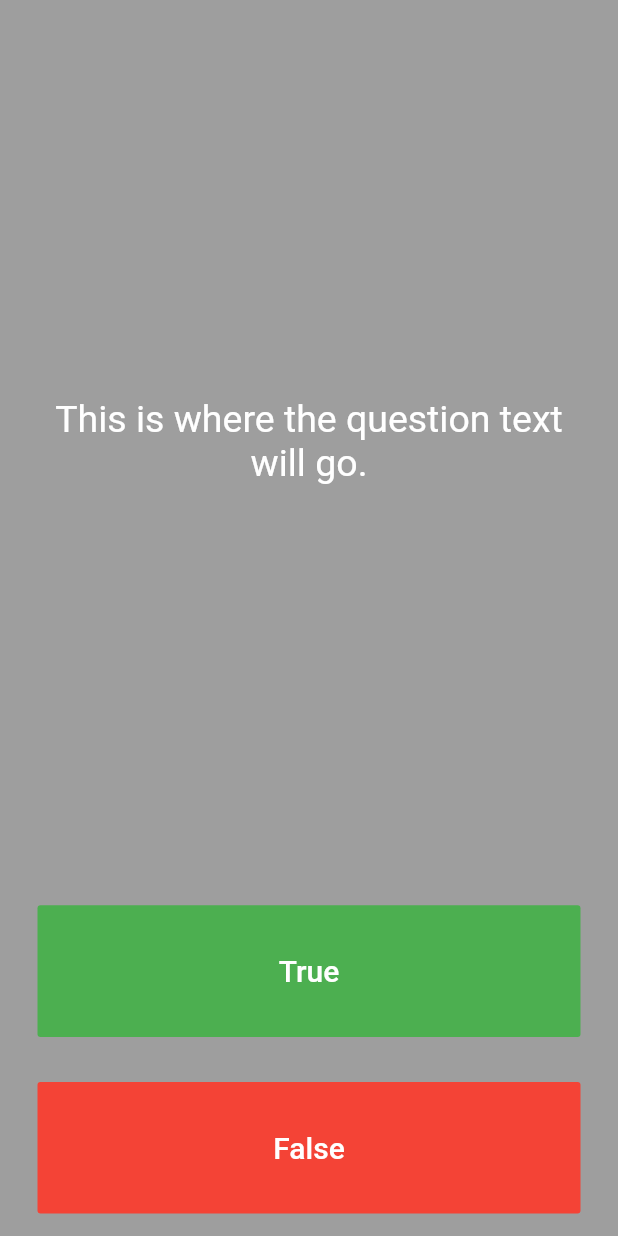
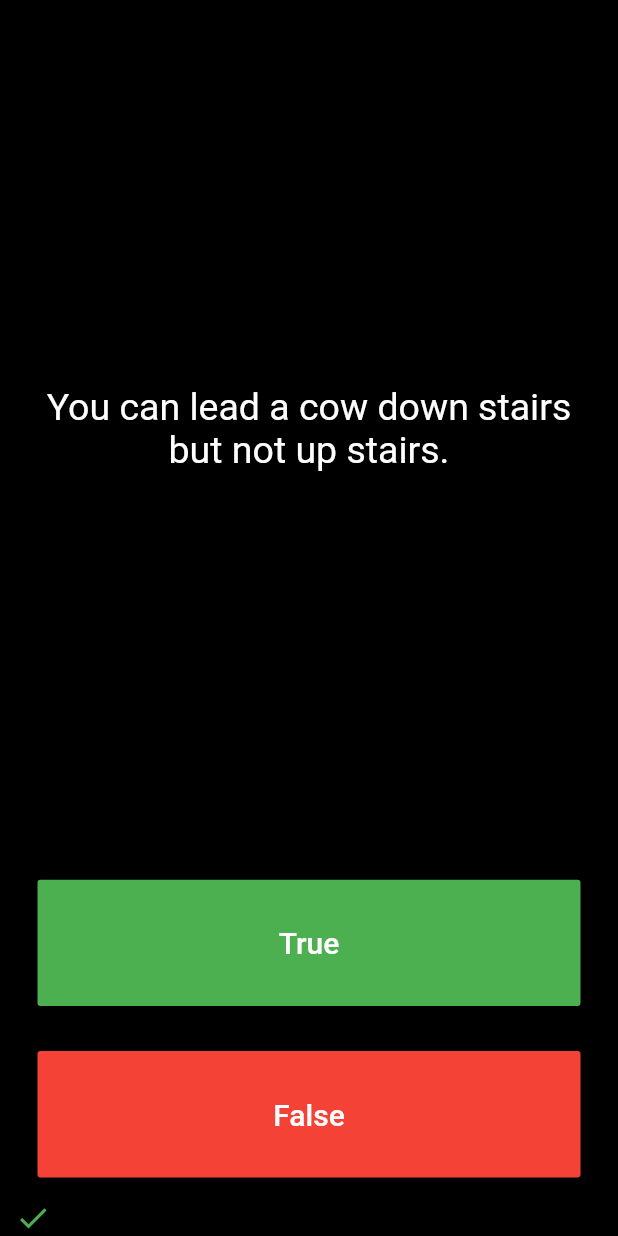
Before and after one commit to RahetulAsquin/quizzler, a Flutter app: the screen it shows after launch, after a tap on "True", on a phone screen of 412 x 824 dp. Run offline on Flutter 3.47's test engine with Material 2 defaults, Android fonts, the phone set to English and light mode, and no system bars; our stand-ins replace rflutter_alert.

Commit message:
complete code

```diff
--- a/lib/main.dart
+++ b/lib/main.dart
@@ -1,4 +1,9 @@
 import 'package:flutter/material.dart';
+import 'question.dart';
+import 'quiz_brain.dart';
+import 'package:rflutter_alert/rflutter_alert.dart';
+
+QuizBrain quizBrain = QuizBrain();
 
 void main() => runApp(Quizzler());
 
@@ -6,8 +11,9 @@ class Quizzler extends StatelessWidget {
   @override
   Widget build(BuildContext context) {
     return MaterialApp(
+      debugShowCheckedModeBanner: false,
       home: Scaffold(
-        backgroundColor: Colors.grey,
+        backgroundColor: Colors.black,
         body: SafeArea(
           child: Padding(
             padding: EdgeInsets.symmetric(horizontal: 10.0),
@@ -25,6 +31,55 @@ class QuizPage extends StatefulWidget {
 }
 
 class _QuizPageState extends State<QuizPage> {
+  List<Icon> scoreKeeper = [];
+  void checkAnswer(bool userPickedAnswer) {
+    bool correctAnswer = quizBrain.getAnswerText();
+    setState(() {
+      if (quizBrain.isFinished() == true) {
+        Alert(
+          context: context,
+          title: 'Finished!',
+          desc: 'You\'ve reached the end of the quiz.',
+        ).show();
+        quizBrain.reset();
+        scoreKeeper = [];
+      } else {
+        if (userPickedAnswer == correctAnswer) {
+          scoreKeeper.add(
+            Icon(
+              Icons.check,
+              color: Colors.green,
+            ),
+          );
+        } else {
+          scoreKeeper.add(
+            Icon(
+              Icons.close,
+              color: Colors.red,
+            ),
+          );
+        }
+        quizBrain.nextQuestion();
+      }
+    });
+  }
+  /* List<String> question = [
+    'You can lead a cow down stairs but not up stairs.',
+    'Approximately one quarter of human bones are in the feet.',
+    'A slug\'s blood is green.'
+  ];
+  List<bool> answer = [false, true, true];
+  Question q1 = Question(
+      q: 'You can lead a cow down stairs but not up stairs.', a: false);*/
+
+  /*List<Question> questionBank = [
+    Question(q: 'You can lead a cow down stairs but not up stairs.', a: false),
+    Question(
+        q: 'Approximately one quarter of human bones are in the feet.',
+        a: true),
+    Question(q: 'A slug\'s blood is green.', a: true)
+  ];*/
+
   @override
   Widget build(BuildContext context) {
     return Column(
@@ -37,7 +92,7 @@ class _QuizPageState extends State<QuizPage> {
             padding: EdgeInsets.all(10.0),
             child: Center(
               child: Text(
-                'This is where the question text will go.',
+                quizBrain.getQuestionText(),
                 textAlign: TextAlign.center,
                 style: TextStyle(
                   fontSize: 25.0,
@@ -62,6 +117,7 @@ class _QuizPageState extends State<QuizPage> {
               ),
               onPressed: () {
                 //The user picked true.
+                checkAnswer(true);
               },
             ),
           ),
@@ -80,11 +136,14 @@ class _QuizPageState extends State<QuizPage> {
               ),
               onPressed: () {
                 //The user picked false.
+                checkAnswer(false);
               },
             ),
           ),
         ),
-        //TODO: Add a Row here as your score keeper
+        Row(
+          children: scoreKeeper,
+        ),
       ],
     );
   }
--- /dev/null
+++ b/lib/question.dart
@@ -0,0 +1,8 @@
+class Question {
+  String questionText;
+  bool questionAnswer;
+  Question(String q, bool a) {
+    questionText = q;
+    questionAnswer = a;
+  }
+}
--- /dev/null
+++ b/lib/quiz_brain.dart
@@ -0,0 +1,58 @@
+import 'question.dart';
+
+class QuizBrain {
+  int _queNo = 0;
+  List<Question> _questionBank = [
+    Question('Some cats are actually allergic to humans', true),
+    Question('You can lead a cow down stairs but not up stairs.', false),
+    Question('Approximately one quarter of human bones are in the feet.', true),
+    Question('A slug\'s blood is green.', true),
+    Question('Buzz Aldrin\'s mother\'s maiden name was \"Moon\".', true),
+    Question('It is illegal to pee in the Ocean in Portugal.', true),
+    Question(
+        'No piece of square dry paper can be folded in half more than 7 times.',
+        false),
+    Question(
+        'In London, UK, if you happen to die in the House of Parliament, you are technically entitled to a state funeral, because the building is considered too sacred a place.',
+        true),
+    Question(
+        'The loudest sound produced by any animal is 188 decibels. That animal is the African Elephant.',
+        false),
+    Question(
+        'The total surface area of two human lungs is approximately 70 square metres.',
+        true),
+    Question('Google was originally called \"Backrub\".', true),
+    Question(
+        'Chocolate affects a dog\'s heart and nervous system; a few ounces are enough to kill a small dog.',
+        true),
+    Question(
+        'In West Virginia, USA, if you accidentally hit an animal with your car, you are free to take it home to eat.',
+        true)
+  ];
+  void nextQuestion() {
+    if (_queNo < _questionBank.length - 1) {
+      _queNo++;
+    }
+  }
+
+  String getQuestionText() {
+    return _questionBank[_queNo].questionText;
+  }
+
+  bool getAnswerText() {
+    return _questionBank[_queNo].questionAnswer;
+  }
+
+  bool isFinished() {
+    if (_queNo >= _questionBank.length - 1) {
+      print('Now returning true');
+      return true;
+    } else {
+      return false;
+    }
+  }
+
+  void reset() {
+    _queNo = 0;
+  }
+}
--- a/pubspec.yaml
+++ b/pubspec.yaml
@@ -19,6 +19,7 @@ dependencies:
   # The following adds the Cupertino Icons font to your application.
   # Use with the CupertinoIcons class for iOS style icons.
   cupertino_icons: ^0.1.2
+  rflutter_alert: ^2.0.2
 
 dev_dependencies:
   flutter_test:
```
